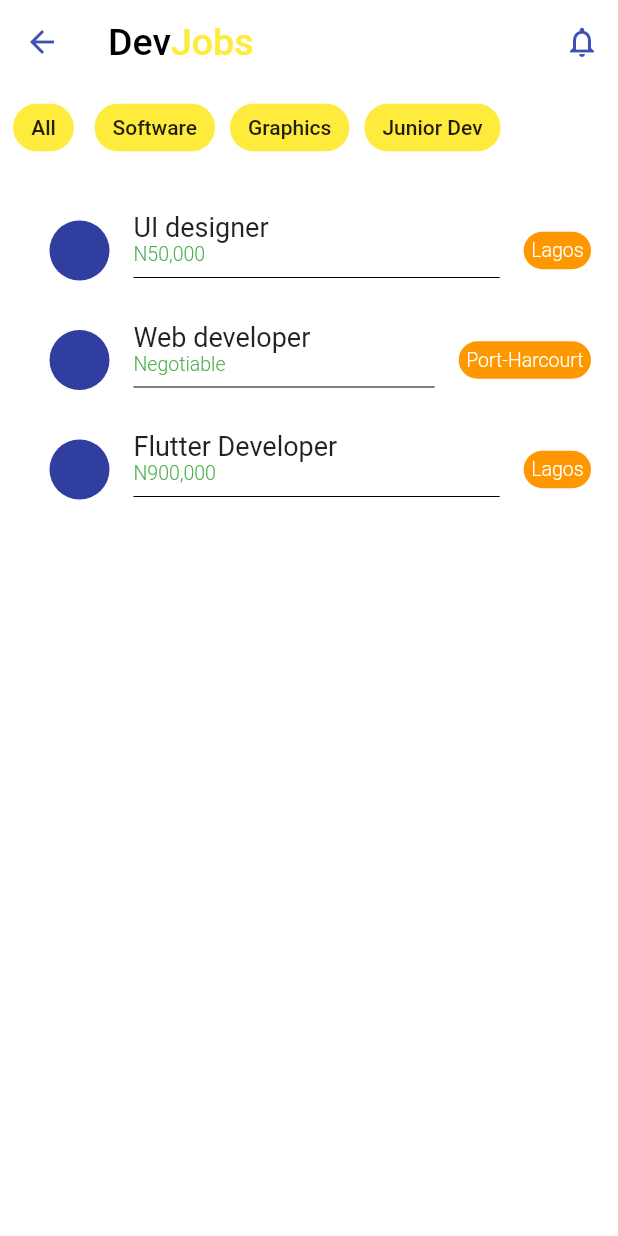
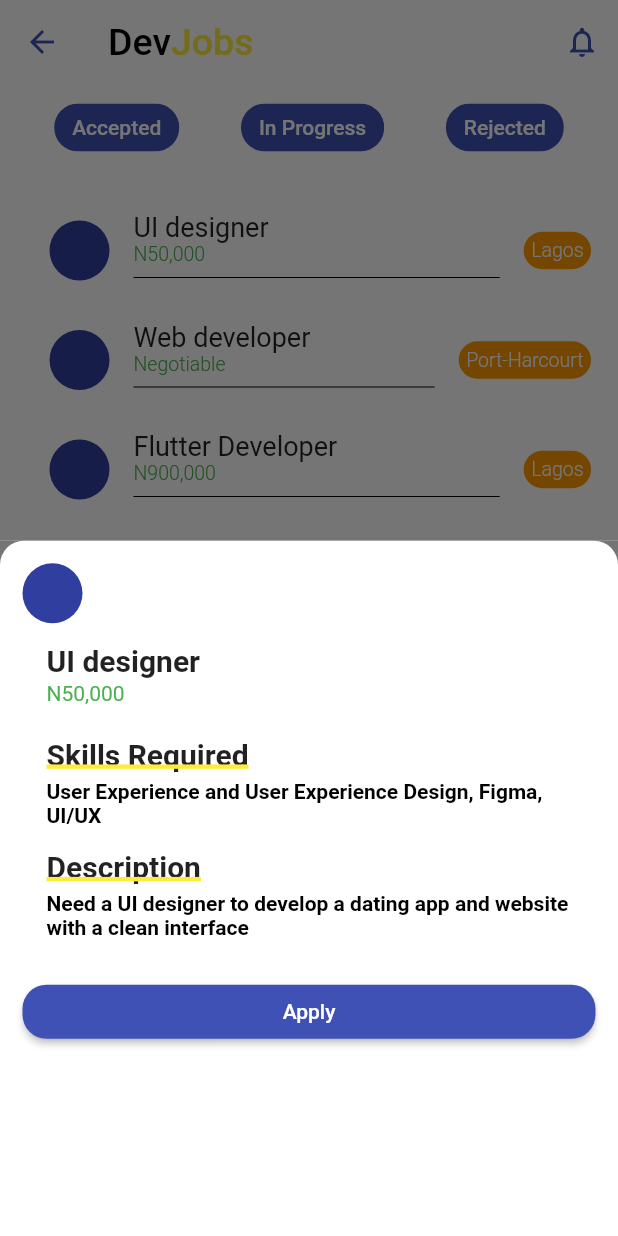
Before and after one commit to JoelOvien/DevJobs, a Flutter app: the JobPage screen opened by its route, after a tap on "UI designer", on a phone screen of 412 x 824 dp. Run offline on Flutter 3.47's test engine with Material 2 defaults, Android fonts, the phone set to English and light mode, and no system bars.

Commit message:
made changes to somethings

```diff
--- a/lib/screens/home.dart
+++ b/lib/screens/home.dart
@@ -1,6 +1,5 @@
 import 'package:flutter/material.dart';
 import 'package:DevJobs/cards/jobCard.dart';
-import 'package:modal_bottom_sheet/modal_bottom_sheet.dart';
 
 class HomePage extends StatelessWidget {
   @override
--- a/lib/screens/jobs.dart
+++ b/lib/screens/jobs.dart
@@ -8,6 +8,10 @@
 }
 
 class _JobPageState extends State<JobPage> {
+  int a = 0;
+  // Color _iconColor = Colors.grey;
+  bool isLiked = false;
+
   @override
   Widget build(BuildContext context) {
     return Scaffold(
@@ -21,33 +25,43 @@
       child: Column(
         children: <Widget>[
           Row(
+            mainAxisAlignment: MainAxisAlignment.spaceEvenly,
             children: <Widget>[
               Padding(
                 padding: EdgeInsets.all(5),
-                child: Chip(
-                  label: Text('All'),
-                  backgroundColor: Colors.yellow,
+                child: GestureDetector(
+                  // onTap: a == 0
+                  //     ? null
+                  //     : () => setState(() {
+                  //           a = 0;
+                  //         }),
+                  child: Chip(
+                    label: Text(
+                      'Accepted',
+                      style: TextStyle(color: Colors.white),
+                    ),
+                    backgroundColor: isLiked ? Colors.grey : Colors.indigo,
+                  ),
                 ),
               ),
               Padding(
                 padding: EdgeInsets.all(5),
                 child: Chip(
-                  label: Text('Software'),
-                  backgroundColor: Colors.yellow,
+                  label: Text(
+                    'In Progress',
+                    style: TextStyle(color: Colors.white),
+                  ),
+                  backgroundColor: isLiked ? Colors.grey : Colors.indigo,
                 ),
               ),
               Padding(
                 padding: EdgeInsets.all(5),
                 child: Chip(
-                  label: Text('Graphics'),
-                  backgroundColor: Colors.yellow,
-                ),
-              ),
-              Padding(
-                padding: EdgeInsets.all(5),
-                child: Chip(
-                  label: Text('Junior Dev'),
-                  backgroundColor: Colors.yellow,
+                  label: Text(
+                    'Rejected',
+                    style: TextStyle(color: Colors.white),
+                  ),
+                  backgroundColor: isLiked ? Colors.grey : Colors.indigo,
                 ),
               ),
             ],
@@ -61,17 +75,129 @@
     );
   }
 
+  _onButtonPressed() {
+    showModalBottomSheet(
+        context: context,
+        builder: (context) {
+          return Container(
+            height: MediaQuery.of(context).size.height / 0.2,
+            color: Colors.grey[600],
+            child: Container(
+              padding: EdgeInsets.all(15),
+              height: MediaQuery.of(context).size.height * 0.8,
+              decoration: BoxDecoration(
+                color: Colors.white,
+                borderRadius: BorderRadius.only(
+                  topLeft: Radius.circular(16),
+                  topRight: Radius.circular(16),
+                ),
+              ),
+              child: _buildJobDescription(),
+            ),
+          );
+        });
+  }
+
+  _buildJobDescription() {
+    return Column(
+      mainAxisAlignment: MainAxisAlignment.start,
+      crossAxisAlignment: CrossAxisAlignment.start,
+      children: <Widget>[
+        CircleAvatar(),
+        ListTile(
+          title: Text(
+            'UI designer',
+            style: TextStyle(fontWeight: FontWeight.bold, fontSize: 20),
+          ),
+          subtitle: Text(
+            'N50,000',
+            style: TextStyle(color: Colors.green),
+          ),
+        ),
+        ListTile(
+          title: Text(
+            'Skills Required',
+            style: TextStyle(
+                fontWeight: FontWeight.bold,
+                fontSize: 20,
+                decoration: TextDecoration.underline,
+                decorationThickness: 3,
+                decorationColor: Colors.yellow),
+          ),
+          subtitle: Column(
+            children: <Widget>[
+              SizedBox(
+                height: 5,
+              ),
+              Text(
+                'User Experience and User Experience Design, Figma, UI/UX',
+                style:
+                    TextStyle(fontWeight: FontWeight.bold, color: Colors.black),
+              ),
+            ],
+          ),
+        ),
+        SizedBox(
+          height: 7,
+        ),
+        ListTile(
+          title: Text(
+            'Description',
+            style: TextStyle(
+                fontWeight: FontWeight.bold,
+                fontSize: 20,
+                decoration: TextDecoration.underline,
+                decorationThickness: 3,
+                decorationColor: Colors.yellow),
+          ),
+          subtitle: Column(
+            children: <Widget>[
+              SizedBox(
+                height: 5,
+              ),
+              Text(
+                'Need a UI designer to develop a dating app and website with a clean interface',
+                style:
+                    TextStyle(fontWeight: FontWeight.bold, color: Colors.black),
+              ),
+            ],
+          ),
+        ),
+        SizedBox(
+          height: 20,
+        ),
+        Container(
+          width: double.infinity,
+          child: MaterialButton(
+            shape: OutlineInputBorder(
+              borderSide: BorderSide.none,
+              borderRadius: BorderRadius.circular(16),
+            ),
+            onPressed: () {
+              Navigator.pop(context);
+            },
+            child: Text(
+              'Apply',
+              style: TextStyle(color: Colors.white),
+            ),
+            color: Colors.indigo,
+          ),
+        ),
+      ],
+    );
+  }
+
   Widget _buildJobCard() {
     return Container(
       child: Column(
         children: <Widget>[
           GestureDetector(
-            onTap: () {},
             child: JobCard(
               title: 'UI designer',
               price: 'N50,000',
               location: 'Lagos',
             ),
+            onTap: () => _onButtonPressed(),
           ),
           JobCard(
             price: 'Negotiable',
```
